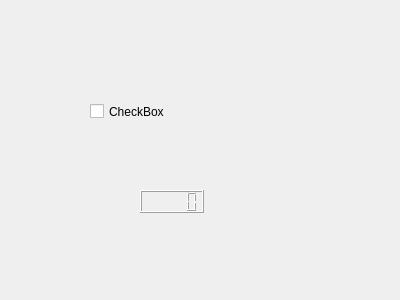
balsini/FlexBoardMeetsOBD, file GUI/form.ui: the form before one commit.
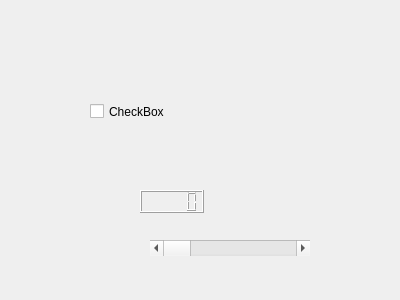
The form after the commit.

```diff
--- a/GUI/form.ui
+++ b/GUI/form.ui
@@ -36,6 +36,19 @@
     <string>CheckBox</string>
    </property>
   </widget>
+  <widget class="QScrollBar" name="horizontalScrollBar">
+   <property name="geometry">
+    <rect>
+     <x>150</x>
+     <y>240</y>
+     <width>160</width>
+     <height>16</height>
+    </rect>
+   </property>
+   <property name="orientation">
+    <enum>Qt::Horizontal</enum>
+   </property>
+  </widget>
  </widget>
  <resources/>
  <connections/>
```
